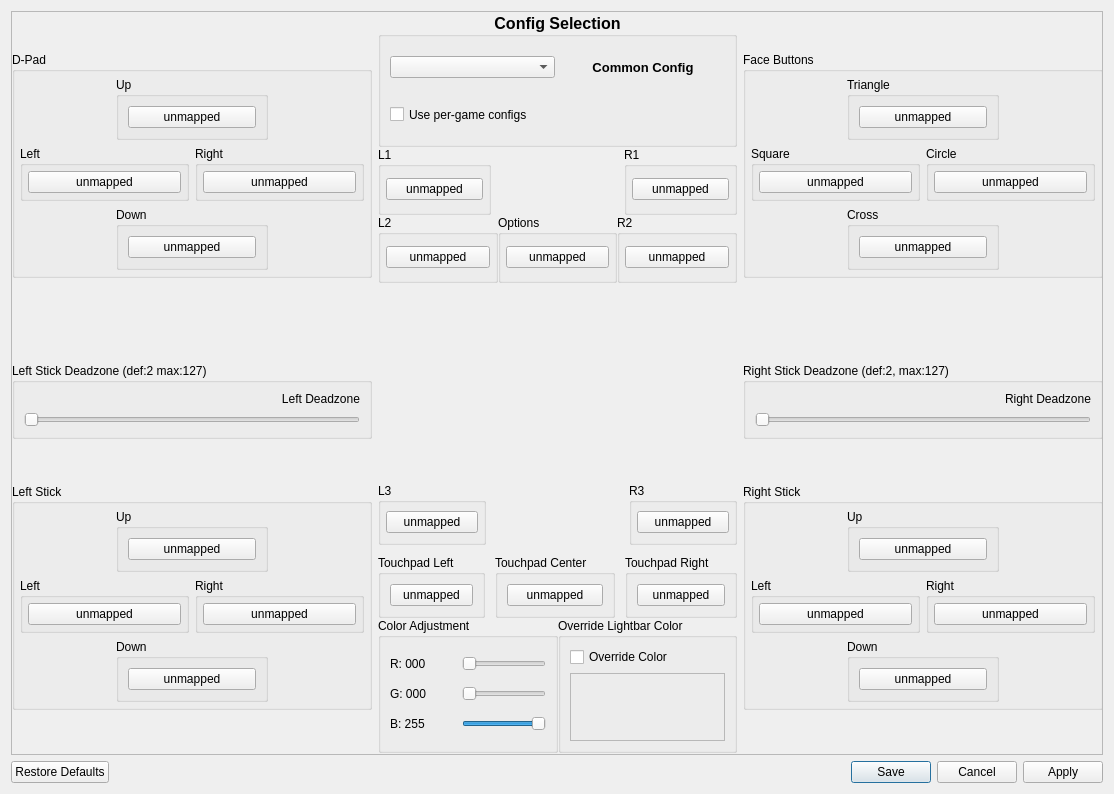
This is src/qt_gui/control_settings.ui in shadps4-emu/shadPS4 as Qt 5 draws it before an edit. The edited form follows.
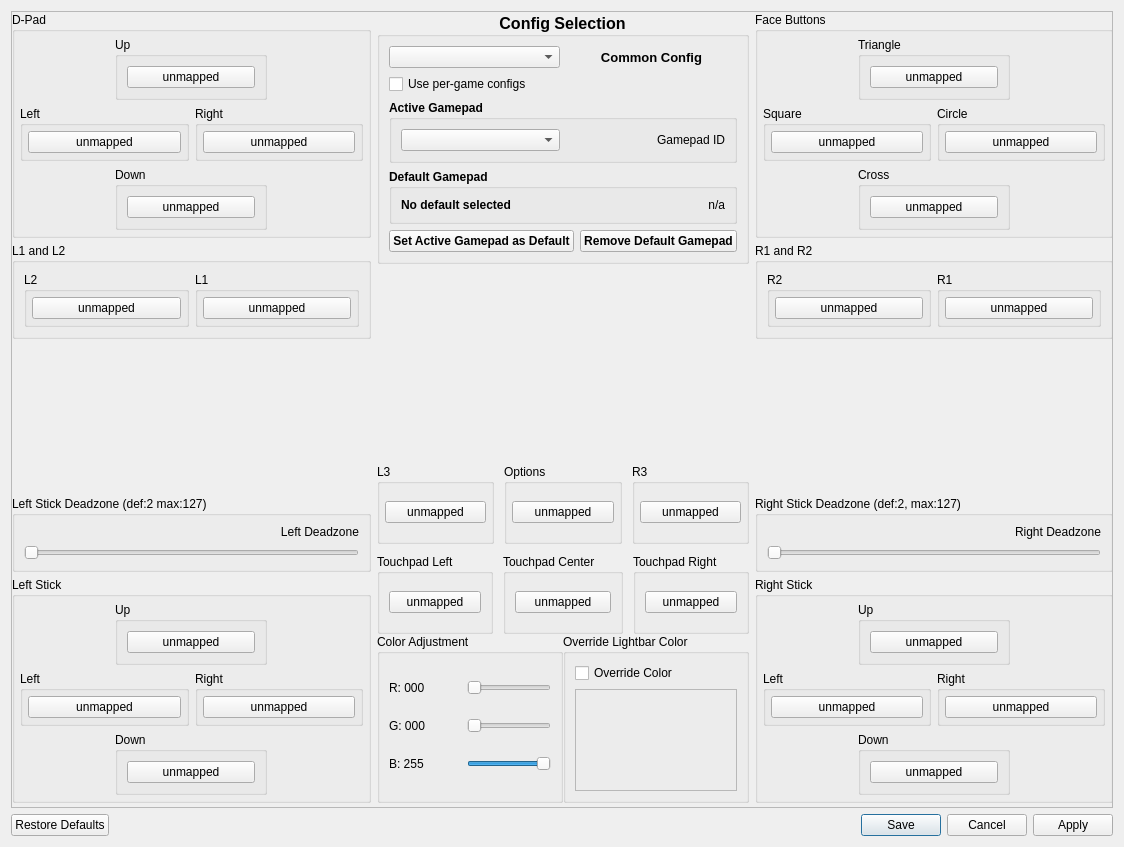
This is the edited form. Icons and pictures are not drawn.

Commit message:
Multiple controllers: Select active controller and set default controller  (#3169)
* initial commit - not cleanup yet, not usable with imGUI

* Ugly solution to working with ImGUI

* Populate the default controller labels

* Add remove default button

* missing tr calls

* edit imgui flag after updating

* Refactor

* Update sirit

What changed in the file:
```diff
--- a/src/qt_gui/control_settings.ui
+++ b/src/qt_gui/control_settings.ui
@@ -11,8 +11,8 @@
    <rect>
     <x>0</x>
     <y>0</y>
-    <width>1114</width>
-    <height>794</height>
+    <width>1124</width>
+    <height>847</height>
    </rect>
   </property>
   <property name="windowTitle">
@@ -33,8 +33,8 @@
        <rect>
         <x>0</x>
         <y>0</y>
-        <width>1094</width>
-        <height>744</height>
+        <width>1104</width>
+        <height>797</height>
        </rect>
       </property>
       <widget class="QWidget" name="layoutWidget">
@@ -42,8 +42,8 @@
         <rect>
          <x>0</x>
          <y>0</y>
-         <width>1091</width>
-         <height>741</height>
+         <width>1101</width>
+         <height>791</height>
         </rect>
        </property>
        <layout class="QHBoxLayout" name="RemapLayout">
@@ -246,14 +246,82 @@
             </layout>
            </widget>
           </item>
+          <item>
+           <widget class="QGroupBox" name="groupBox_5">
+            <property name="title">
+             <string>L1 and L2</string>
+            </property>
+            <layout class="QHBoxLayout" name="horizontalLayout_13">
+             <item>
+              <widget class="QGroupBox" name="gb_l2">
+               <property name="title">
+                <string>L2</string>
+               </property>
+               <layout class="QVBoxLayout" name="gb_l2_layout">
+                <property name="leftMargin">
+                 <number>5</number>
+                </property>
+                <property name="topMargin">
+                 <number>5</number>
+                </property>
+                <property name="rightMargin">
+                 <number>5</number>
+                </property>
+                <property name="bottomMargin">
+                 <number>5</number>
+                </property>
+                <item>
+                 <widget class="QPushButton" name="L2Button">
+                  <property name="text">
+                   <string>unmapped</string>
+                  </property>
+                 </widget>
+                </item>
+               </layout>
+              </widget>
+             </item>
+             <item>
+              <widget class="QGroupBox" name="gb_l1">
+               <property name="sizePolicy">
+                <sizepolicy hsizetype="Preferred" vsizetype="Preferred">
+                 <horstretch>0</horstretch>
+                 <verstretch>0</verstretch>
+                </sizepolicy>
+               </property>
+               <property name="title">
+                <string>L1</string>
+               </property>
+               <layout class="QVBoxLayout" name="gb_l1_layout">
+                <property name="leftMargin">
+                 <number>5</number>
+                </property>
+                <property name="topMargin">
+                 <number>5</number>
+                </property>
+                <property name="rightMargin">
+                 <number>5</number>
+                </property>
+                <property name="bottomMargin">
+                 <number>5</number>
+                </property>
+                <item>
+                 <widget class="QPushButton" name="L1Button">
+                  <property name="text">
+                   <string>unmapped</string>
+                  </property>
+                 </widget>
+                </item>
+               </layout>
+              </widget>
+             </item>
+            </layout>
+           </widget>
+          </item>
           <item>
            <spacer name="verticalSpacer">
             <property name="orientation">
              <enum>Qt::Orientation::Vertical</enum>
             </property>
-            <property name="sizeType">
-             <enum>QSizePolicy::Policy::Maximum</enum>
-            </property>
             <property name="sizeHint" stdset="0">
              <size>
               <width>20</width>
@@ -512,7 +580,7 @@
          </layout>
         </item>
         <item>
-         <layout class="QVBoxLayout" name="verticalLayout_middle" stretch="0,0,0,0,0">
+         <layout class="QVBoxLayout" name="verticalLayout_middle" stretch="0,0,0,0">
           <property name="spacing">
            <number>0</number>
           </property>
@@ -598,200 +666,118 @@
                </property>
               </widget>
              </item>
+             <item>
+              <widget class="QGroupBox" name="groupBox_2">
+               <property name="font">
+                <font>
+                 <pointsize>9</pointsize>
+                 <bold>true</bold>
+                </font>
+               </property>
+               <property name="title">
+                <string>Active Gamepad</string>
+               </property>
+               <layout class="QHBoxLayout" name="horizontalLayout_7">
+                <item>
+                 <widget class="QComboBox" name="ActiveGamepadBox">
+                  <property name="font">
+                   <font>
+                    <pointsize>9</pointsize>
+                    <bold>false</bold>
+                   </font>
+                  </property>
+                 </widget>
+                </item>
+                <item>
+                 <widget class="QLabel" name="ActiveGamepadLabel">
+                  <property name="font">
+                   <font>
+                    <pointsize>9</pointsize>
+                    <bold>false</bold>
+                   </font>
+                  </property>
+                  <property name="text">
+                   <string>Gamepad ID</string>
+                  </property>
+                  <property name="alignment">
+                   <set>Qt::AlignmentFlag::AlignRight|Qt::AlignmentFlag::AlignTrailing|Qt::AlignmentFlag::AlignVCenter</set>
+                  </property>
+                 </widget>
+                </item>
+               </layout>
+              </widget>
+             </item>
+             <item>
+              <widget class="QGroupBox" name="groupBox_4">
+               <property name="font">
+                <font>
+                 <pointsize>9</pointsize>
+                 <bold>true</bold>
+                </font>
+               </property>
+               <property name="title">
+                <string>Default Gamepad</string>
+               </property>
+               <layout class="QHBoxLayout" name="horizontalLayout_12">
+                <item>
+                 <widget class="QLabel" name="DefaultGamepadName">
+                  <property name="text">
+                   <string>No default selected</string>
+                  </property>
+                 </widget>
+                </item>
+                <item>
+                 <widget class="QLabel" name="DefaultGamepadLabel">
+                  <property name="font">
+                   <font>
+                    <pointsize>9</pointsize>
+                    <bold>false</bold>
+                   </font>
+                  </property>
+                  <property name="text">
+                   <string>n/a</string>
+                  </property>
+                  <property name="alignment">
+                   <set>Qt::AlignmentFlag::AlignRight|Qt::AlignmentFlag::AlignTrailing|Qt::AlignmentFlag::AlignVCenter</set>
+                  </property>
+                 </widget>
+                </item>
+               </layout>
+              </widget>
+             </item>
+             <item>
+              <layout class="QHBoxLayout" name="horizontalLayout_19">
+               <item>
+                <widget class="QPushButton" name="DefaultGamepadButton">
+                 <property name="font">
+                  <font>
+                   <pointsize>9</pointsize>
+                   <bold>true</bold>
+                  </font>
+                 </property>
+                 <property name="text">
+                  <string>Set Active Gamepad as Default</string>
+                 </property>
+                </widget>
+               </item>
+               <item>
+                <widget class="QPushButton" name="RemoveDefaultGamepadButton">
+                 <property name="font">
+                  <font>
+                   <pointsize>9</pointsize>
+                   <bold>true</bold>
+                  </font>
+                 </property>
+                 <property name="text">
+                  <string>Remove Default Gamepad</string>
+                 </property>
+                </widget>
+               </item>
+              </layout>
+             </item>
             </layout>
            </widget>
           </item>
-          <item>
-           <layout class="QHBoxLayout" name="layout_middle_top">
-            <property name="spacing">
-             <number>0</number>
-            </property>
-            <item>
-             <layout class="QVBoxLayout" name="layout_system_buttons">
-              <item>
-               <layout class="QVBoxLayout" name="verticalLayout_4">
-                <item>
-                 <layout class="QHBoxLayout" name="horizontalLayout_13">
-                  <item>
-                   <widget class="QGroupBox" name="gb_l1">
-                    <property name="sizePolicy">
-                     <sizepolicy hsizetype="Preferred" vsizetype="Preferred">
-                      <horstretch>0</horstretch>
-                      <verstretch>0</verstretch>
-                     </sizepolicy>
-                    </property>
-                    <property name="title">
-                     <string>L1</string>
-                    </property>
-                    <layout class="QVBoxLayout" name="gb_l1_layout">
-                     <property name="leftMargin">
-                      <number>5</number>
-                     </property>
-                     <property name="topMargin">
-                      <number>5</number>
-                     </property>
-                     <property name="rightMargin">
-                      <number>5</number>
-                     </property>
-                     <property name="bottomMargin">
-                      <number>5</number>
-                     </property>
-                     <item>
-                      <widget class="QPushButton" name="L1Button">
-                       <property name="text">
-                        <string>unmapped</string>
-                       </property>
-                      </widget>
-                     </item>
-                    </layout>
-                   </widget>
-                  </item>
-                  <item>
-                   <spacer name="horizontalSpacer_2">
-                    <property name="orientation">
-                     <enum>Qt::Orientation::Horizontal</enum>
-                    </property>
-                    <property name="sizeType">
-                     <enum>QSizePolicy::Policy::Fixed</enum>
-                    </property>
-                    <property name="sizeHint" stdset="0">
-                     <size>
-                      <width>133</width>
-                      <height>20</height>
-                     </size>
-                    </property>
-                   </spacer>
-                  </item>
-                  <item>
-                   <widget class="QGroupBox" name="gb_r1">
-                    <property name="sizePolicy">
-                     <sizepolicy hsizetype="Preferred" vsizetype="Preferred">
-                      <horstretch>0</horstretch>
-                      <verstretch>0</verstretch>
-                     </sizepolicy>
-                    </property>
-                    <property name="title">
-                     <string>R1</string>
-                    </property>
-                    <layout class="QVBoxLayout" name="gb_r1_layout">
-                     <property name="leftMargin">
-                      <number>5</number>
-                     </property>
-                     <property name="topMargin">
-                      <number>5</number>
-                     </property>
-                     <property name="rightMargin">
-                      <number>5</number>
-                     </property>
-                     <property name="bottomMargin">
-                      <number>5</number>
-                     </property>
-                     <item>
-                      <widget class="QPushButton" name="R1Button">
-                       <property name="text">
-                        <string>unmapped</string>
-                       </property>
-                      </widget>
-                     </item>
-                    </layout>
-                   </widget>
-                  </item>
-                 </layout>
-                </item>
-                <item>
-                 <layout class="QHBoxLayout" name="horizontalLayout_14">
-                  <item>
-                   <widget class="QGroupBox" name="gb_l2">
-                    <property name="title">
-                     <string>L2</string>
-                    </property>
-                    <layout class="QVBoxLayout" name="gb_l2_layout">
-                     <property name="leftMargin">
-                      <number>5</number>
-                     </property>
-                     <property name="topMargin">
-                      <number>5</number>
-                     </property>
-                     <property name="rightMargin">
-                      <number>5</number>
-                     </property>
-                     <property name="bottomMargin">
-                      <number>5</number>
-                     </property>
-                     <item>
-                      <widget class="QPushButton" name="L2Button">
-                       <property name="text">
-                        <string>unmapped</string>
-                       </property>
-                      </widget>
-                     </item>
-                    </layout>
-                   </widget>
-                  </item>
-                  <item>
-                   <widget class="QGroupBox" name="gb_start">
-                    <property name="title">
-                     <string>Options</string>
-                    </property>
-                    <layout class="QVBoxLayout" name="gb_start_layout">
-                     <property name="leftMargin">
-                      <number>5</number>
-                     </property>
-                     <property name="topMargin">
-                      <number>5</number>
-                     </property>
-                     <property name="rightMargin">
-                      <number>5</number>
-                     </property>
-                     <property name="bottomMargin">
-                      <number>5</number>
-                     </property>
-                     <item>
-                      <widget class="QPushButton" name="OptionsButton">
-                       <property name="text">
-                        <string>unmapped</string>
-                       </property>
-                      </widget>
-                     </item>
-                    </layout>
-                   </widget>
-                  </item>
-                  <item>
-                   <widget class="QGroupBox" name="gb_r2">
-                    <property name="title">
-                     <string>R2</string>
-                    </property>
-                    <layout class="QVBoxLayout" name="gb_r2_layout">
-                     <property name="leftMargin">
-                      <number>5</number>
-                     </property>
-                     <property name="topMargin">
-                      <number>5</number>
-                     </property>
-                     <property name="rightMargin">
-                      <number>5</number>
-                     </property>
-                     <property name="bottomMargin">
-                      <number>5</number>
-                     </property>
-                     <item>
-                      <widget class="QPushButton" name="R2Button">
-                       <property name="text">
-                        <string>unmapped</string>
-                       </property>
-                      </widget>
-                     </item>
-                    </layout>
-                   </widget>
-                  </item>
-                 </layout>
-                </item>
-               </layout>
-              </item>
-             </layout>
-            </item>
-           </layout>
-          </item>
           <item>
            <widget class="QWidget" name="widget_controller" native="true">
             <property name="minimumSize">
@@ -880,20 +866,32 @@
                </widget>
               </item>
               <item>
-               <spacer name="horizontalSpacer">
-                <property name="orientation">
-                 <enum>Qt::Orientation::Horizontal</enum>
+               <widget class="QGroupBox" name="gb_start">
+                <property name="title">
+                 <string>Options</string>
                 </property>
-                <property name="sizeType">
-                 <enum>QSizePolicy::Policy::Fixed</enum>
-                </property>
-                <property name="sizeHint" stdset="0">
-                 <size>
-                  <width>133</width>
-                  <height>20</height>
-                 </size>
-                </property>
-               </spacer>
+                <layout class="QVBoxLayout" name="gb_start_layout">
+                 <property name="leftMargin">
+                  <number>5</number>
+                 </property>
+                 <property name="topMargin">
+                  <number>5</number>
+                 </property>
+                 <property name="rightMargin">
+                  <number>5</number>
+                 </property>
+                 <property name="bottomMargin">
+                  <number>5</number>
+                 </property>
+                 <item>
+                  <widget class="QPushButton" name="OptionsButton">
+                   <property name="text">
+                    <string>unmapped</string>
+                   </property>
+                  </widget>
+                 </item>
+                </layout>
+               </widget>
               </item>
               <item>
                <widget class="QGroupBox" name="gb_r3">
@@ -1338,13 +1336,84 @@
             </layout>
            </widget>
           </item>
+          <item>
+           <widget class="QGroupBox" name="groupBox_6">
+            <property name="title">
+             <string>R1 and R2</string>
+            </property>
+            <layout class="QHBoxLayout" name="horizontalLayout_14">
+             <item>
+              <widget class="QGroupBox" name="gb_r2">
+               <property name="title">
+                <string>R2</string>
+               </property>
+               <layout class="QVBoxLayout" name="gb_r2_layout">
+                <property name="leftMargin">
+                 <number>5</number>
+                </property>
+                <property name="topMargin">
+                 <number>5</number>
+                </property>
+                <property name="rightMargin">
+                 <number>5</number>
+                </property>
+                <property name="bottomMargin">
+                 <number>5</number>
+                </property>
+                <item>
+                 <widget class="QPushButton" name="R2Button">
+                  <property name="text">
+                   <string>unmapped</string>
+                  </property>
+                 </widget>
+                </item>
+               </layout>
+              </widget>
+             </item>
+             <item>
+              <widget class="QGroupBox" name="gb_r1">
+               <property name="sizePolicy">
+                <sizepolicy hsizetype="Preferred" vsizetype="Preferred">
+                 <horstretch>0</horstretch>
+                 <verstretch>0</verstretch>
+                </sizepolicy>
+               </property>
+               <property name="title">
+                <string>R1</string>
+               </property>
+               <layout class="QVBoxLayout" name="gb_r1_layout">
+                <property name="leftMargin">
+                 <number>5</number>
+                </property>
+                <property name="topMargin">
+                 <number>5</number>
+                </property>
+                <property name="rightMargin">
+                 <number>5</number>
+                </property>
+                <property name="bottomMargin">
+                 <number>5</number>
+                </property>
+                <item>
+                 <widget class="QPushButton" name="R1Button">
+                  <property name="text">
+                   <string>unmapped</string>
+                  </property>
+                 </widget>
+                </item>
+               </layout>
+              </widget>
+             </item>
+            </layout>
+           </widget>
+          </item>
           <item>
            <spacer name="verticalSpacer_2">
             <property name="orientation">
              <enum>Qt::Orientation::Vertical</enum>
             </property>
             <property name="sizeType">
-             <enum>QSizePolicy::Policy::Maximum</enum>
+             <enum>QSizePolicy::Policy::Expanding</enum>
             </property>
             <property name="sizeHint" stdset="0">
              <size>
```
The commit also changes 9 other files.
